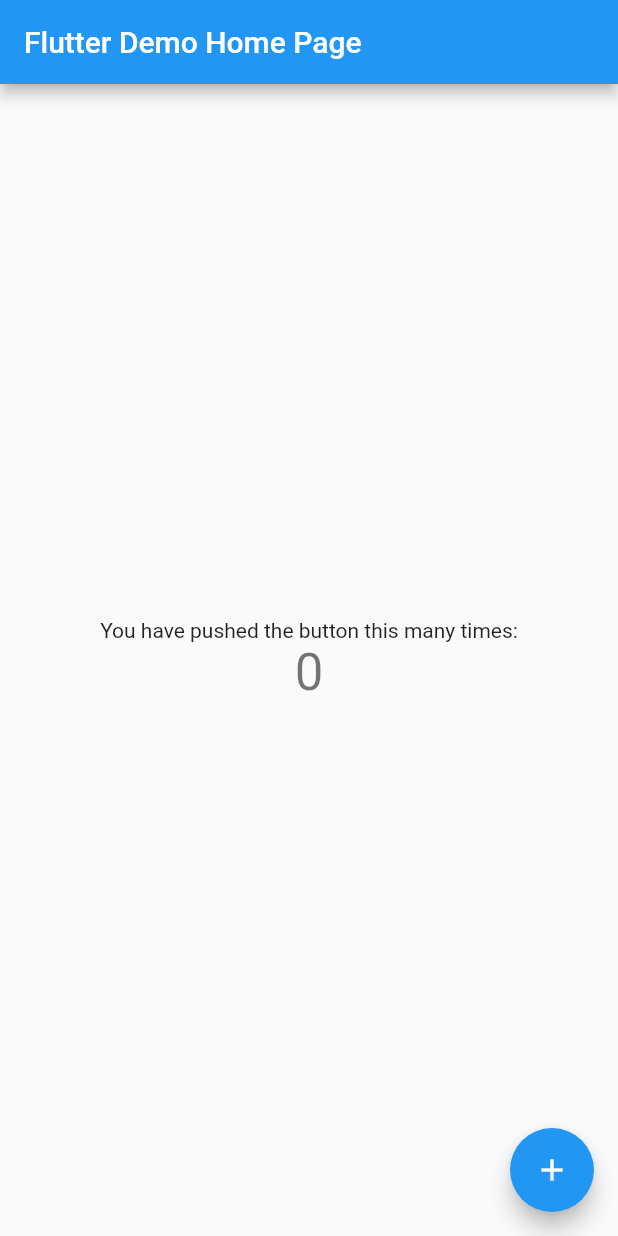
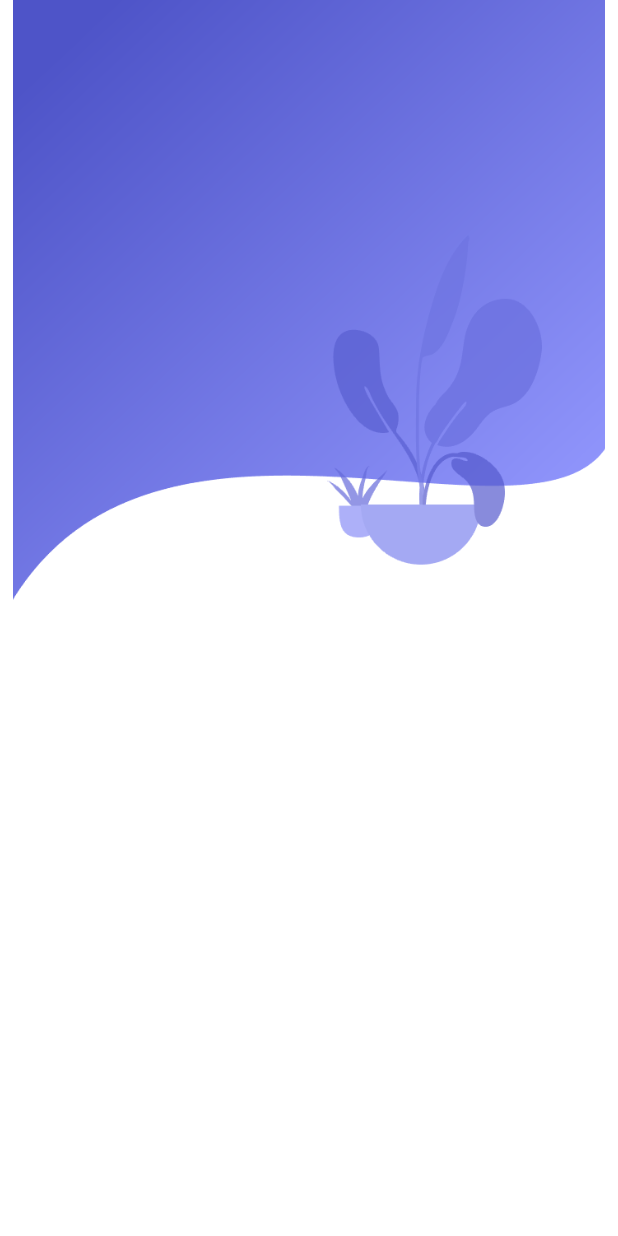
Before and after one commit to JohnEmerson1406/flutter_login_page, a Flutter app: the screen it shows after launch, on a phone screen of 412 x 824 dp. Run offline on Flutter 3.47's test engine with Material 2 defaults, Android fonts, the phone set to English and light mode, and no system bars.

Commit message:
feat: add assets & background to App

```diff
--- a/lib/main.dart
+++ b/lib/main.dart
@@ -1,111 +1,32 @@
 import 'package:flutter/material.dart';
 
-void main() => runApp(MyApp());
+void main() => runApp(
+  MaterialApp(
+    debugShowCheckedModeBanner: false,
+    home: HomePage(),
+  )
+);
 
-class MyApp extends StatelessWidget {
-  // This widget is the root of your application.
+class HomePage extends StatelessWidget {
   @override
   Widget build(BuildContext context) {
-    return MaterialApp(
-      title: 'Flutter Demo',
-      theme: ThemeData(
-        // This is the theme of your application.
-        //
-        // Try running your application with "flutter run". You'll see the
-        // application has a blue toolbar. Then, without quitting the app, try
-        // changing the primarySwatch below to Colors.green and then invoke
-        // "hot reload" (press "r" in the console where you ran "flutter run",
-        // or simply save your changes to "hot reload" in a Flutter IDE).
-        // Notice that the counter didn't reset back to zero; the application
-        // is not restarted.
-        primarySwatch: Colors.blue,
+    return Scaffold(
+      backgroundColor: Colors.white,
+      body: Container(
+        child: Column(
+          children: <Widget>[
+            Container(
+              height: 400,
+              decoration: BoxDecoration(
+                image: DecorationImage(
+                  image: AssetImage('assets/images/background.png'),
+
+                )
+              ),
+            )
+          ],
+        ),
       ),
-      home: MyHomePage(title: 'Flutter Demo Home Page'),
     );
   }
 }
-
-class MyHomePage extends StatefulWidget {
-  MyHomePage({Key key, this.title}) : super(key: key);
-
-  // This widget is the home page of your application. It is stateful, meaning
-  // that it has a State object (defined below) that contains fields that affect
-  // how it looks.
-
-  // This class is the configuration for the state. It holds the values (in this
-  // case the title) provided by the parent (in this case the App widget) and
-  // used by the build method of the State. Fields in a Widget subclass are
-  // always marked "final".
-
-  final String title;
-
-  @override
-  _MyHomePageState createState() => _MyHomePageState();
-}
-
-class _MyHomePageState extends State<MyHomePage> {
-  int _counter = 0;
-
-  void _incrementCounter() {
-    setState(() {
-      // This call to setState tells the Flutter framework that something has
-      // changed in this State, which causes it to rerun the build method below
-      // so that the display can reflect the updated values. If we changed
-      // _counter without calling setState(), then the build method would not be
-      // called again, and so nothing would appear to happen.
-      _counter++;
-    });
-  }
-
-  @override
-  Widget build(BuildContext context) {
-    // This method is rerun every time setState is called, for instance as done
-    // by the _incrementCounter method above.
-    //
-    // The Flutter framework has been optimized to make rerunning build methods
-    // fast, so that you can just rebuild anything that needs updating rather
-    // than having to individually change instances of widgets.
-    return Scaffold(
-      appBar: AppBar(
-        // Here we take the value from the MyHomePage object that was created by
-        // the App.build method, and use it to set our appbar title.
-        title: Text(widget.title),
-      ),
-      body: Center(
-        // Center is a layout widget. It takes a single child and positions it
-        // in the middle of the parent.
-        child: Column(
-          // Column is also a layout widget. It takes a list of children and
-          // arranges them vertically. By default, it sizes itself to fit its
-          // children horizontally, and tries to be as tall as its parent.
-          //
-          // Invoke "debug painting" (press "p" in the console, choose the
-          // "Toggle Debug Paint" action from the Flutter Inspector in Android
-          // Studio, or the "Toggle Debug Paint" command in Visual Studio Code)
-          // to see the wireframe for each widget.
-          //
-          // Column has various properties to control how it sizes itself and
-          // how it positions its children. Here we use mainAxisAlignment to
-          // center the children vertically; the main axis here is the vertical
-          // axis because Columns are vertical (the cross axis would be
-          // horizontal).
-          mainAxisAlignment: MainAxisAlignment.center,
-          children: <Widget>[
-            Text(
-              'You have pushed the button this many times:',
-            ),
-            Text(
-              '$_counter',
-              style: Theme.of(context).textTheme.display1,
-            ),
-          ],
-        ),
-      ),
-      floatingActionButton: FloatingActionButton(
-        onPressed: _incrementCounter,
-        tooltip: 'Increment',
-        child: Icon(Icons.add),
-      ), // This trailing comma makes auto-formatting nicer for build methods.
-    );
-  }
-}
--- a/pubspec.yaml
+++ b/pubspec.yaml
@@ -41,9 +41,8 @@ flutter:
   uses-material-design: true
 
   # To add assets to your application, add an assets section, like this:
-  # assets:
-  #  - images/a_dot_burr.jpeg
-  #  - images/a_dot_ham.jpeg
+  assets:
+   - assets/images/
 
   # An image asset can refer to one or more resolution-specific "variants", see
   # https://flutter.dev/assets-and-images/#resolution-aware.
```
Also changed, not shown: assets/images/background.png (added), assets/images/clock.png (added), assets/images/light-1.png (added), assets/images/light-2.png (added), 1 other file.
